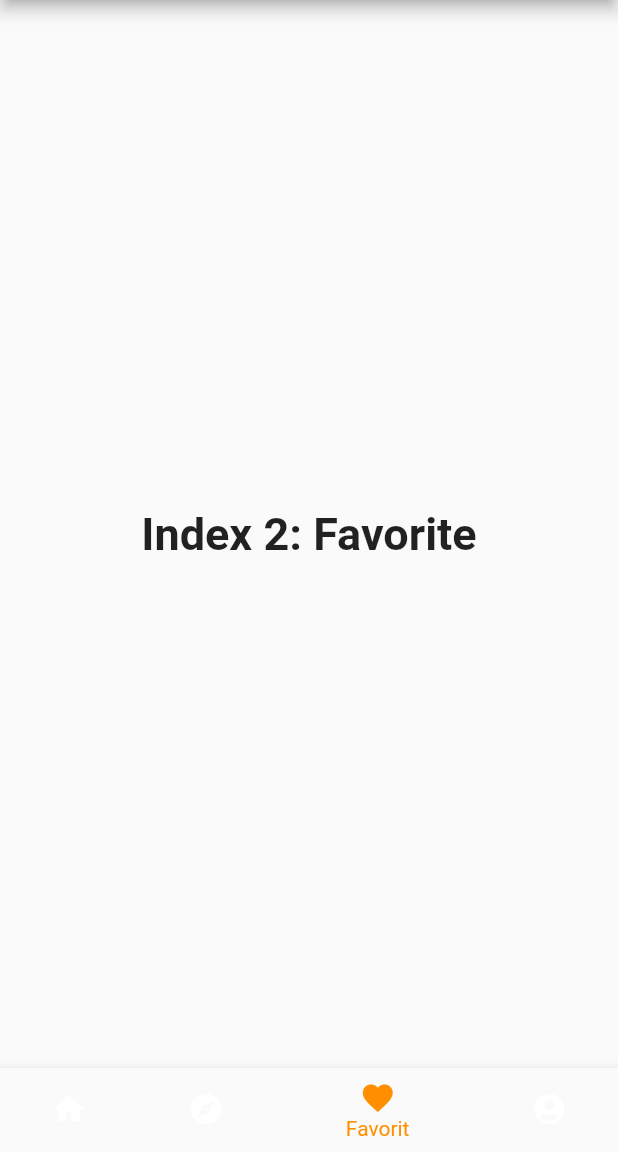
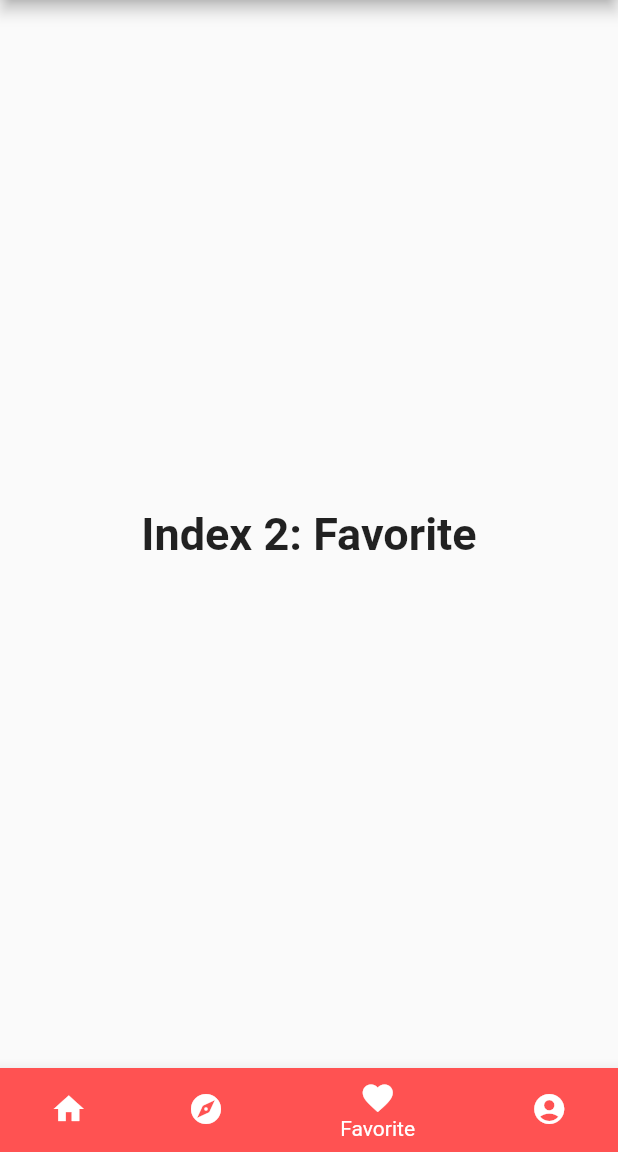
Before and after one commit to mrusso99/My-Holidays, a Flutter app: the screen it shows after launch, item 3 of the bottom bar chosen, on a phone screen of 412 x 824 dp, the part 84-1236 px from its top. Run offline on Flutter 3.47's test engine with Material 2 defaults, Android fonts, the phone set to English and light mode, and no system bars.

Commit message:
Add background colors on BottomNavigationBar

```diff
--- a/lib/main.dart
+++ b/lib/main.dart
@@ -67,24 +67,28 @@ class _MyStatefulWidgetState extends State<MyStatefulWidget> {
       bottomNavigationBar: BottomNavigationBar(
         items: const <BottomNavigationBarItem>[
           BottomNavigationBarItem(
+            backgroundColor:Colors.blue,
             icon: Icon(Icons.home),
             label: 'Home',
           ),
           BottomNavigationBarItem(
+            backgroundColor: Colors.deepPurple,
             icon: Icon(Icons.explore),
             label: 'Explore',
           ),
           BottomNavigationBarItem(
+            backgroundColor: Colors.redAccent,
             icon: Icon(Icons.favorite),
-            label: 'Favorit',
+            label: 'Favorite',
           ),
           BottomNavigationBarItem(
+            backgroundColor: Colors.blueGrey,
             icon: Icon(Icons.account_circle_rounded),
             label: 'Profile',
           ),
         ],
         currentIndex: _selectedIndex,
-        selectedItemColor: Colors.amber[800],
+        selectedItemColor: Colors.white,
         onTap: _onItemTapped,
       ),
     );
```
